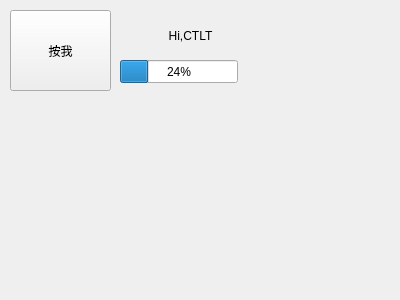
First picture: the form in mainUI.ui, repository note212129/20181026_UI, before the edit.
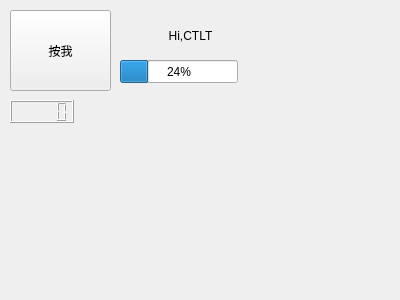
Second picture: the form after the edit.

Diff of the .ui file:
```diff
--- a/mainUI.ui
+++ b/mainUI.ui
@@ -55,6 +55,16 @@
     <number>24</number>
    </property>
   </widget>
+  <widget class="QLCDNumber" name="lcdNumber">
+   <property name="geometry">
+    <rect>
+     <x>10</x>
+     <y>100</y>
+     <width>64</width>
+     <height>23</height>
+    </rect>
+   </property>
+  </widget>
  </widget>
  <resources/>
  <connections/>
```
